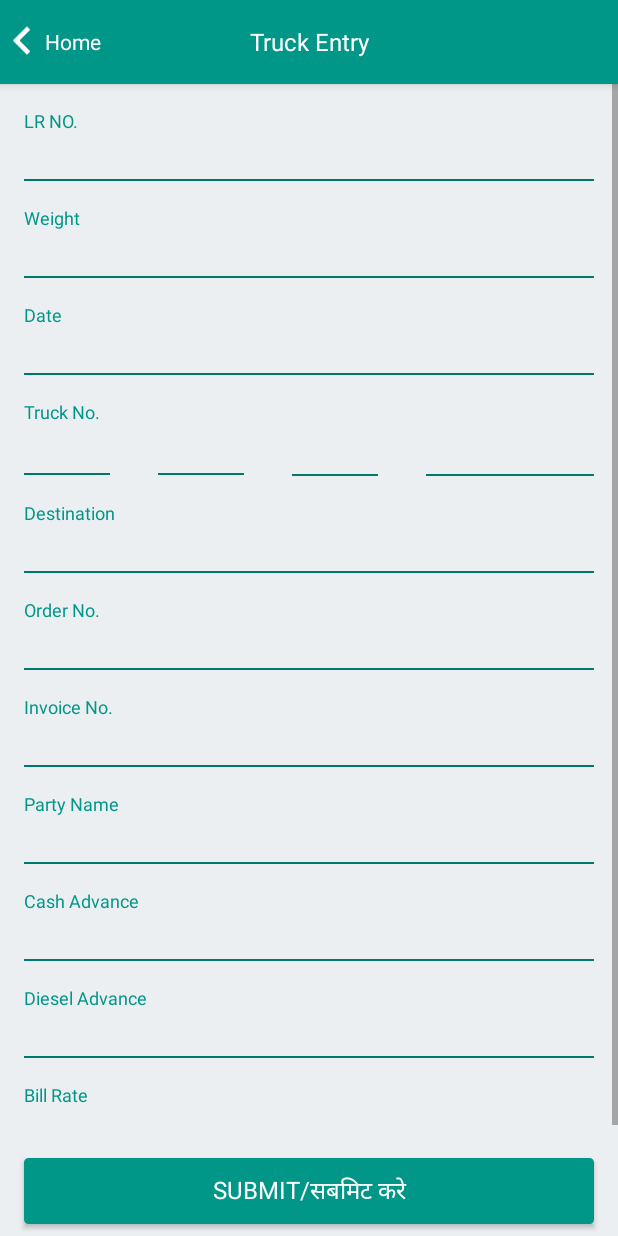
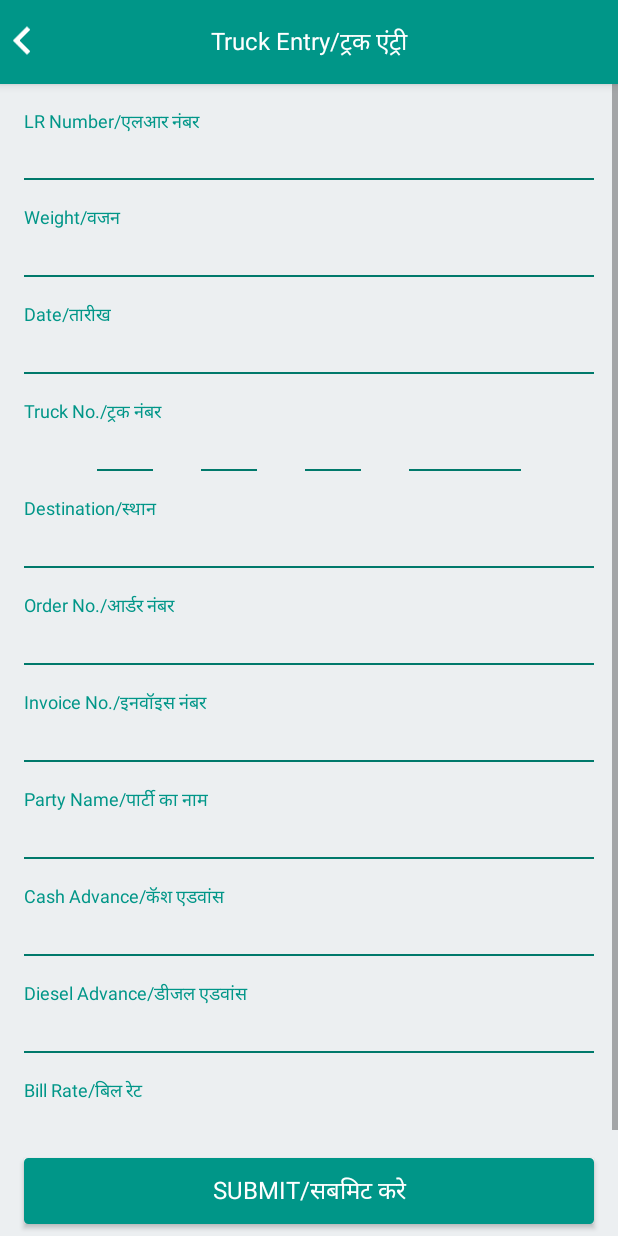
Before and after one commit to kammy92/Rokad, an Android app: the TruckEntryActivity screen opened directly, with no data from a screen before it, on a phone screen of 412 x 824 dp. Run offline under Robolectric (Android 15) with nearby library versions, the phone set to English and light mode, and no system bars; our stand-ins replace Volley; libraries missing offline, so code that uses them is left out: com.afollestad.materialdialogs.

Commit message:
started changing layouts

```diff
--- a/app/build.gradle
+++ b/app/build.gradle
@@ -8,7 +8,7 @@ android {
         minSdkVersion 21
         targetSdkVersion 25
         versionCode 1
-        versionName "1.0"
+        versionName "0.1"
         testInstrumentationRunner "android.support.test.runner.AndroidJUnitRunner"
         multiDexEnabled true
     }
--- a/app/src/main/java/com/actiknow/rokad/utils/UserDetailsPref.java
+++ b/app/src/main/java/com/actiknow/rokad/utils/UserDetailsPref.java
@@ -11,6 +11,8 @@ public class UserDetailsPref {
     public static String USER_MOBILE = "user_mobile";
     public static String USER_TYPE = "user_type";
     public static String USER_LOGIN_KEY = "user_login_key";
+    public static String USER_PARTY_ID = "user_party_id";
+    public static String USER_PARTY_NAME = "user_party_name";
     public static String USER_FIREBASE_ID = "user_firebase_id";
     public static String LOGGED_IN_SESSION = "logged_in_session";
     private static UserDetailsPref userDetailsPref;
--- a/app/src/main/java/com/actiknow/rokad/utils/Utils.java
+++ b/app/src/main/java/com/actiknow/rokad/utils/Utils.java
@@ -196,11 +196,11 @@ public class Utils {
         snackbar.setAction (button_text, onClickListener);
 
         View sbView = snackbar.getView ();
-        sbView.setBackgroundColor (activity.getResources ().getColor (R.color.snackbar_background));
+        sbView.setBackgroundColor (activity.getResources ().getColor (R.color.primary_dark));
         TextView textView = (TextView) sbView.findViewById (android.support.design.R.id.snackbar_text);
         TextView textView2 = (TextView) sbView.findViewById (android.support.design.R.id.snackbar_action);
-        textView.setTextColor (activity.getResources ().getColor (R.color.app_text_color_dark));
-        textView2.setTextColor (activity.getResources ().getColor (R.color.app_text_color_dark));
+        textView.setTextColor (activity.getResources ().getColor (R.color.text_color_white));
+        textView2.setTextColor (activity.getResources ().getColor (R.color.text_color_white));
         textView.setTypeface (SetTypeFace.getTypeface (activity));
         textView2.setTypeface (SetTypeFace.getTypeface (activity));
         snackbar.show ();
--- a/app/src/main/res/drawable/edittext_underline.xml
+++ b/app/src/main/res/drawable/edittext_underline.xml
@@ -11,10 +11,10 @@
                 android:color="@color/primary_dark"/>
 
             <padding
-                android:bottom="@dimen/edittext_padding"
+                android:bottom="4dp"
                 android:left="2dp"
                 android:right="2dp"
-                android:top="2dp"/>
+                android:top="4dp"/>
 
         </shape>
     </item>
--- a/app/src/main/res/layout/activity_truck_entry.xml
+++ b/app/src/main/res/layout/activity_truck_entry.xml
@@ -60,6 +60,7 @@
                         android:layout_toEndOf="@+id/ivBack"
                         android:layout_toRightOf="@+id/ivBack"
                         android:gravity="center_vertical"
+                        android:visibility="invisible"
                         android:text="Home"
                         android:textColor="@color/text_color_white"
                         android:textSize="@dimen/text_size_small" />
@@ -80,22 +81,21 @@
     </android.support.design.widget.AppBarLayout>
 
 
-
     <RelativeLayout
         android:layout_width="match_parent"
         android:layout_height="match_parent"
         android:layout_below="@+id/appBar"
         app:layout_behavior="@string/appbar_scrolling_view_behavior">
+
         <ScrollView
             android:layout_width="match_parent"
             android:layout_height="wrap_content"
             android:layout_above="@+id/tvSubmit">
+
             <LinearLayout xmlns:android="http://schemas.android.com/apk/res/android"
                 android:layout_width="match_parent"
                 android:layout_height="match_parent"
                 android:orientation="vertical">
-
-
 
 
                 <TextView
@@ -119,6 +119,7 @@
                     android:layout_marginLeft="@dimen/activity_margin"
                     android:layout_marginRight="@dimen/activity_margin"
                     android:background="@drawable/edittext_underline"
+                    android:inputType="textCapCharacters"
                     android:textSize="@dimen/text_size_medium" />
 
                 <TextView
@@ -140,6 +141,7 @@
                     android:layout_marginLeft="@dimen/activity_margin"
                     android:layout_marginRight="@dimen/activity_margin"
                     android:background="@drawable/edittext_underline"
+                    android:inputType="number"
                     android:textSize="@dimen/text_size_medium" />
 
                 <TextView
@@ -175,26 +177,23 @@
                     android:textColor="@color/primary"
                     android:textSize="@dimen/text_size_extra_small" />
 
-
                 <LinearLayout
                     android:layout_width="match_parent"
                     android:layout_height="wrap_content"
-                            android:layout_weight="5"
-                            android:orientation="horizontal"
-
-                            >
+                    android:gravity="center_horizontal"
+                    android:orientation="horizontal">
 
                     <EditText
                         android:id="@+id/etNumberPlate1"
                         android:layout_width="wrap_content"
                         android:layout_height="wrap_content"
                         android:layout_marginBottom="@dimen/activity_margin_small"
-                                android:layout_marginLeft="@dimen/activity_margin"
                         android:layout_marginRight="@dimen/activity_margin"
-                                android:layout_weight="1"
                         android:background="@drawable/edittext_underline"
+                        android:gravity="center"
                         android:inputType="textCapCharacters"
                         android:maxLength="2"
+                        android:ems="2"
                         android:textAllCaps="true"
                         android:textSize="@dimen/text_size_medium" />
 
@@ -205,8 +204,9 @@
                         android:layout_marginBottom="@dimen/activity_margin_small"
                         android:layout_marginLeft="@dimen/activity_margin"
                         android:layout_marginRight="@dimen/activity_margin"
-                                android:layout_weight="1"
+                        android:ems="2"
                         android:background="@drawable/edittext_underline"
+                        android:gravity="center"
                         android:inputType="number"
                         android:maxLength="2"
                         android:textSize="@dimen/text_size_medium" />
@@ -218,12 +218,13 @@
                         android:layout_marginBottom="@dimen/activity_margin_small"
                         android:layout_marginLeft="@dimen/activity_margin"
                         android:layout_marginRight="@dimen/activity_margin"
-                                android:layout_weight="1"
                         android:background="@drawable/edittext_underline"
+                        android:gravity="center"
                         android:inputType="textCapCharacters"
-                                android:maxLength="2"
+                        android:maxLength="3"
+                        android:ems="2"
                         android:textAllCaps="true"
-                                android:textSize="@dimen/text_size_large" />
+                        android:textSize="@dimen/text_size_medium" />
 
                     <EditText
                         android:id="@+id/etNumberPlate4"
@@ -231,13 +232,12 @@
                         android:layout_height="wrap_content"
                         android:layout_marginBottom="@dimen/activity_margin_small"
                         android:layout_marginLeft="@dimen/activity_margin"
-                                android:layout_marginRight="@dimen/activity_margin"
-                                android:layout_weight="2"
                         android:background="@drawable/edittext_underline"
+                        android:gravity="center"
                         android:inputType="number"
+                        android:ems="4"
                         android:maxLength="4"
-
-                                android:textSize="@dimen/text_size_large" />
+                        android:textSize="@dimen/text_size_medium" />
 
                 </LinearLayout>
 
@@ -259,6 +259,7 @@
                     android:layout_height="wrap_content"
                     android:layout_marginBottom="@dimen/activity_margin_small"
                     android:layout_marginLeft="@dimen/activity_margin"
+                    android:inputType="textCapCharacters"
                     android:layout_marginRight="@dimen/activity_margin"
                     android:background="@drawable/edittext_underline"
                     android:textSize="@dimen/text_size_medium" />
@@ -282,6 +283,7 @@
                     android:layout_marginLeft="@dimen/activity_margin"
                     android:layout_marginRight="@dimen/activity_margin"
                     android:background="@drawable/edittext_underline"
+                    android:inputType="textCapCharacters"
                     android:textSize="@dimen/text_size_medium" />
 
                 <TextView
@@ -303,6 +305,7 @@
                     android:layout_marginLeft="@dimen/activity_margin"
                     android:layout_marginRight="@dimen/activity_margin"
                     android:background="@drawable/edittext_underline"
+                    android:inputType="textCapCharacters"
                     android:textSize="@dimen/text_size_medium" />
 
                 <TextView
@@ -324,6 +327,7 @@
                     android:layout_marginLeft="@dimen/activity_margin"
                     android:layout_marginRight="@dimen/activity_margin"
                     android:background="@drawable/edittext_underline"
+                    android:enabled="false"
                     android:textSize="@dimen/text_size_medium" />
 
                 <TextView
@@ -345,6 +349,7 @@
                     android:layout_marginLeft="@dimen/activity_margin"
                     android:layout_marginRight="@dimen/activity_margin"
                     android:background="@drawable/edittext_underline"
+                    android:inputType="number"
                     android:textSize="@dimen/text_size_medium" />
 
                 <TextView
@@ -366,6 +371,7 @@
                     android:layout_marginLeft="@dimen/activity_margin"
                     android:layout_marginRight="@dimen/activity_margin"
                     android:background="@drawable/edittext_underline"
+                    android:inputType="number"
                     android:textSize="@dimen/text_size_medium" />
 
 
@@ -377,8 +383,8 @@
                     android:layout_marginRight="@dimen/activity_margin"
                     android:layout_marginTop="@dimen/activity_margin_small"
                     android:text="@string/activity_bill_rate"
-                            android:textSize="@dimen/text_size_extra_small"
-                            android:textColor="@color/primary"/>
+                    android:textColor="@color/primary"
+                    android:textSize="@dimen/text_size_extra_small" />
 
                 <EditText
                     android:id="@+id/etBillRate"
@@ -388,16 +394,15 @@
                     android:layout_marginLeft="@dimen/activity_margin"
                     android:layout_marginRight="@dimen/activity_margin"
                     android:background="@drawable/edittext_underline"
+                    android:inputType="number"
                     android:textSize="@dimen/text_size_medium" />
-
-
             </LinearLayout>
         </ScrollView>
-
         <TextView
             android:id="@+id/tvSubmit"
             android:layout_width="match_parent"
             android:layout_height="wrap_content"
+            android:layout_alignParentBottom="true"
             android:layout_marginBottom="@dimen/activity_margin_small"
             android:layout_marginLeft="@dimen/activity_margin"
             android:layout_marginRight="@dimen/activity_margin"
@@ -408,8 +413,7 @@
             android:padding="@dimen/activity_button"
             android:text="@string/activity_login_button_submit"
             android:textColor="@color/text_color_white"
-                android:textSize="@dimen/text_size_medium"
-                android:layout_alignParentBottom="true"/>
+            android:textSize="@dimen/text_size_medium" />
     </RelativeLayout>
 
 
--- a/app/src/main/res/values/strings.xml
+++ b/app/src/main/res/values/strings.xml
@@ -1,33 +1,36 @@
 <resources>
     <string name="app_name">LIVFRIEGHT</string>
     <string name="activity_login_hint_email">Email</string>
-    <string name="activity_login_hint_mobile">Mobile/मोबाइल</string>
+    <string name="activity_login_hint_username">Username/यूज़रनेम</string>
     <string name="activity_password">Password/पासवर्ड</string>
     <string name="activity_login_button_submit">SUBMIT/सबमिट करे</string>
 
-    <string name="activity_main_truck_entry">Truck Entry</string>
-    <string name="activity_main_receiving">Receiving</string>
-    <string name="activity_main_rokad">Rokad</string>
 
-    <string name="activity_lr_no">LR NO.</string>
-    <string name="activity_weight">Weight</string>
-    <string name="activity_date">Date</string>
-    <string name="activity_truck_no">Truck No.</string>
-    <string name="activity_destination">Destination</string>
-    <string name="activity_order_no">Order No.</string>
-    <string name="activity_invoice_no">Invoice No.</string>
-    <string name="activity_party">Party Name</string>
-    <string name="activity_cash_advance">Cash Advance</string>
-    <string name="activity_diesel_advance">Diesel Advance</string>
-    <string name="activity_bill_rate">Bill Rate</string>
+    <string name="activity_main_truck_entry">Truck Entry/ट्रक एंट्री</string>
+    <string name="activity_main_receiving">Receiving/रिसीविंग</string>
+    <string name="activity_main_rokad">Rokad/रोकड़</string>
 
-    <string name="activity_office">Office</string>
-    <string name="activity_total_bhada">Total Bhada</string>
-    <string name="activity_total_advance">Total Advance</string>
-    <string name="activity_shortage">Shortage</string>
-    <string name="activity_commission">Commission</string>
+    <string name="activity_lr_no">LR Number/एलआर नंबर</string>
+    <string name="activity_weight">Weight/वजन</string>
+    <string name="activity_date">Date/तारीख</string>
+    <string name="activity_truck_no">Truck No./ट्रक नंबर</string>
+    <string name="activity_destination">Destination/स्थान</string>
+    <string name="activity_order_no">Order No./आर्डर नंबर</string>
+    <string name="activity_invoice_no">Invoice No./इनवॉइस नंबर</string>
+    <string name="activity_party">Party Name/पार्टी का नाम</string>
+    <string name="activity_cash_advance">Cash Advance/कॅश एडवांस</string>
+    <string name="activity_diesel_advance">Diesel Advance/डीजल एडवांस</string>
+    <string name="activity_bill_rate">Bill Rate/बिल रेट</string>
+
+    <string name="activity_office">Office/ऑफिस</string>
+    <string name="activity_total_bhada">Total Bhada/टोटल भड़ा</string>
+    <string name="activity_total_advance">Total Advance/टोटल एडवांस</string>
+    <string name="activity_shortage">Shortage/शोर्टैज</string>
+    <string name="activity_commission">Commission/कमीशन</string>
 
 
+
+    <string name="please_enter_username">Please enter Username</string>
     <string name="please_enter_email">Please enter Email</string>
     <string name="please_enter_mobile">Please enter Mobile</string>
     <string name="please_enter_valid_mobile">Please enter valid Mobile</string>
```
Also changed, not shown: app/src/main/java/com/actiknow/rokad/activity/LoginActivity.java (+124 -151 lines), app/src/main/java/com/actiknow/rokad/activity/MainActivity.java (+5 -2 lines), app/src/main/java/com/actiknow/rokad/activity/TruckEntryActivity.java (+69 -46 lines), app/src/main/java/com/actiknow/rokad/utils/AppConfigTags.java (+7 -14 lines), app/src/main/java/com/actiknow/rokad/utils/AppConfigURL.java (+3 -13 lines), app/src/main/res/layout/activity_login.xml (+6 -18 lines), app/src/main/res/layout/activity_main.xml (+2 -15 lines), app/src/main/res/mipmap-hdpi/ic_launcher.png, app/src/main/res/mipmap-mdpi/ic_launcher.png, app/src/main/res/mipmap-xhdpi/ic_launcher.png, app/src/main/res/mipmap-xxhdpi/ic_launcher.png, app/src/main/res/mipmap-xxxhdpi/ic_launcher.png. Lines whose indentation alone changed are shown as unchanged.
